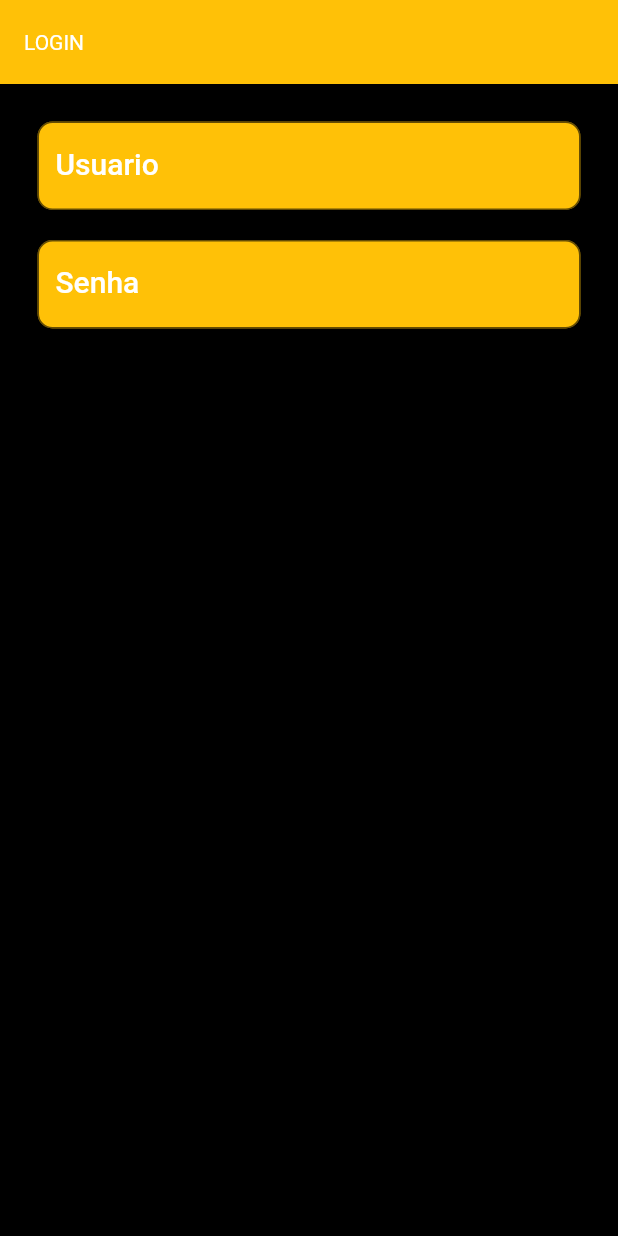
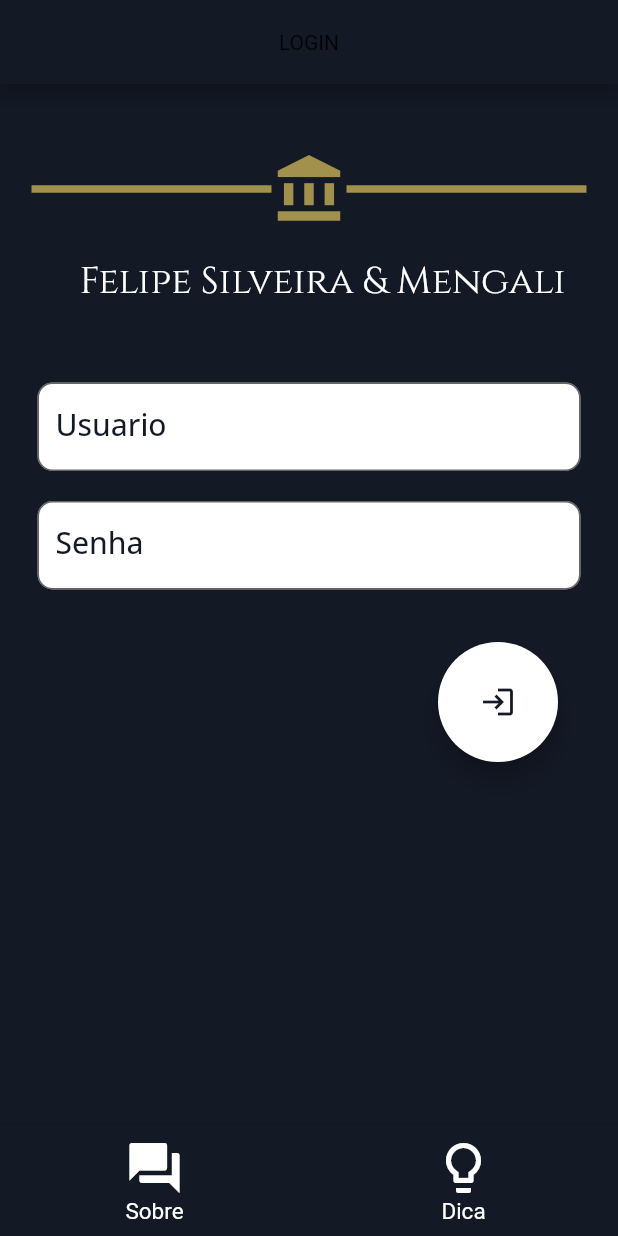
Before and after one commit to MuriloViera/app_adv, a Flutter app: the screen it shows after launch, on a phone screen of 412 x 824 dp. Run offline on Flutter 3.47's test engine with Material 2 defaults, Android fonts, the phone set to English and light mode, and no system bars; statements that could not run were skipped.

Commit message:
Começo da tela Login

```diff
--- a/app_adv/lib/main.dart
+++ b/app_adv/lib/main.dart
@@ -1,4 +1,5 @@
 import 'package:flutter/material.dart';
+import 'package:flutter/rendering.dart';
 
 import 'widgets/login.dart';
 
@@ -10,18 +11,76 @@ class MyApp extends StatelessWidget {
     return MaterialApp(
       debugShowCheckedModeBanner: false,
       title: 'Fsm Adv',
+      //Definições de temas para o aplicativo
       theme: ThemeData(
-        primaryColor: Colors.amber,
-        scaffoldBackgroundColor: Colors.black,
-        textTheme: ThemeData.light().textTheme.copyWith(
+          //Definições globais
+          primaryColor: Colors.white,
+          accentColor: Colors.white,
+          scaffoldBackgroundColor: Color.fromRGBO(19, 25, 37, 1),
+          fontFamily: 'OpenSans',
+          //Definiçoes para se utilizar em textos. Text()
+          textTheme: ThemeData.light().textTheme.copyWith(
                 headline6: TextStyle(
+                  color: Color.fromRGBO(19, 25, 37, 1),
+                ),
+                headline1: TextStyle(
+                  fontFamily: 'Cinzel',
+                  fontSize: 25,
+                  color: Colors.white,
+                ),
+                headline2: TextStyle(
+                  color: Color.fromRGBO(176, 158, 80, 0.9),
+                  fontSize: 25,
+                  fontFamily: 'Cinzel',
+                ),
+                headline4: TextStyle(
+                  fontSize: 24,
+                  color: Colors.white,
+                ),
+                headline5: TextStyle(
+                  color: Color.fromRGBO(176, 158, 80, 0.9),
+                ),
+              ),
+          // Definições de utilização para AppBar()
+          appBarTheme: AppBarTheme(
+              centerTitle: true,
+              color: Color.fromRGBO(19, 25, 37, 1),
+              textTheme: ThemeData.light().textTheme.copyWith(
+                    headline1: TextStyle(
+                      color: Color.fromRGBO(176, 158, 80, 0.9),
+                      fontSize: 22,
+                    ),
+                  )),
+          //Definições de bottom navigation;
+          bottomNavigationBarTheme: BottomNavigationBarThemeData(
+            unselectedIconTheme: IconThemeData(
               color: Colors.white,
-            )),
-        appBarTheme: AppBarTheme(
-            textTheme: ThemeData.light().textTheme.copyWith(
-                  headline6: TextStyle(color: Colors.white),
-                )),
-      ),
+              size: 40,
+            ),
+            unselectedItemColor: Colors.white,
+            unselectedLabelStyle: TextStyle(
+              fontSize: 15,
+            ),
+            backgroundColor: Color.fromRGBO(19, 25, 37, 1),
+            selectedIconTheme: IconThemeData(color: Colors.white, size: 40),
+            selectedLabelStyle: TextStyle(
+              fontSize: 15,
+            ),
+            selectedItemColor: Colors.white,
+          ),
+          //Definições do Icon()
+          iconTheme: IconThemeData(size: 50, color: Colors.white),
+          //Definições para FloatActionButton()
+          floatingActionButtonTheme: FloatingActionButtonThemeData(
+              foregroundColor: Color.fromRGBO(19, 25, 37, 1)),
+          //Definições Para card
+          cardTheme: CardTheme(
+            color: Color.fromRGBO(19, 25, 37, 1),
+          ),
+          //Definições para textButton.
+          textButtonTheme: TextButtonThemeData(
+              style: TextButton.styleFrom(
+                  primary: Colors.amber, padding: EdgeInsets.all(30)))),
       home: TelaPrincipal(),
     );
   }
--- a/app_adv/lib/widgets/caixaInput.dart
+++ b/app_adv/lib/widgets/caixaInput.dart
@@ -11,10 +11,10 @@ class CaixaInput extends StatelessWidget {
     return Container(
       padding: EdgeInsets.all(10),
       child: TextFormField(
-        keyboardType: TextInputType.emailAddress,
         obscureText: this.senha,
         style: TextStyle(
           color: Theme.of(context).textTheme.headline6.color,
+          decoration: TextDecoration.none,
         ),
         controller: this.controlador,
         decoration: InputDecoration(
--- a/app_adv/lib/widgets/login.dart
+++ b/app_adv/lib/widgets/login.dart
@@ -1,5 +1,8 @@
+import './dica.dart';
+import './falha.dart';
 import './caixaInput.dart';
 import 'package:flutter/material.dart';
+//Imports necessários
 
 class Login extends StatefulWidget {
   @override
@@ -7,14 +10,54 @@ class Login extends StatefulWidget {
 }
 
 class _LoginState extends State<Login> {
+  //Variaveis Utilizadas
   var _usuarioController = TextEditingController();
   var _senhaController = TextEditingController();
   var _fromId = GlobalKey<FormState>();
+  int _indexSelecionado = 0;
+
+  //Função Para Validar Login
+  void _validarLogin(BuildContext ctx) {
+    if (this._usuarioController.text == 'marciogabriel1998@gmail.com' &&
+        this._senhaController.text == 'gabriel') {
+      print('Logado');
+    } else {
+      //Mostrar a tela de Erro ao logor, como esqueceu sua seha.
+      showModalBottomSheet(
+          context: ctx,
+          builder: (_) {
+            return GestureDetector(
+              child: Falha('ERRO AO LOGAR', 'Usario ou Senha Errados !'),
+              onTap: () {},
+              behavior: HitTestBehavior.opaque,
+            );
+          });
+    }
+  }
+
+  //Função para utilizar bottomNavigati0on
+  void _itemPressionado(int index) {
+    setState(() {
+      _indexSelecionado = index;
+      if (index == 1) {
+        showDialog(
+            context: context,
+            builder: (BuildContext context) {
+              return Dica(
+                  "Dica de Login: ", 'Utilizar o Usuario e senha de cadastro');
+            });
+      }
+    });
+  }
+
   @override
   Widget build(BuildContext context) {
     return Scaffold(
         appBar: AppBar(
-        title: Text('LOGIN'),
+          title: Text(
+            'LOGIN',
+            style: Theme.of(context).appBarTheme.textTheme.headline1,
+          ),
         ),
         body: SingleChildScrollView(
           child: Form(
@@ -22,14 +65,67 @@ class _LoginState extends State<Login> {
             child: Container(
               margin: EdgeInsets.all(15),
               child: Column(
+                crossAxisAlignment: CrossAxisAlignment.end,
                 children: [
+                  Row(
+                    mainAxisAlignment: MainAxisAlignment.center,
+                    children: [
+                      Container(
+                        margin: EdgeInsets.only(top: 30),
+                        height: 5,
+                        width: 160,
+                        color: Color.fromRGBO(176, 158, 80, 0.9),
+                      ),
+                      Container(
+                        margin: EdgeInsets.only(top: 30),
+                        child: Icon(
+                          Icons.account_balance,
+                          color: Color.fromRGBO(176, 158, 80, 0.9),
+                        ),
+                      ),
+                      Container(
+                        margin: EdgeInsets.only(top: 30),
+                        height: 5,
+                        width: 160,
+                        color: Color.fromRGBO(176, 158, 80, 0.9),
+                      ),
+                    ],
+                  ),
+                  Container(
+                    margin: EdgeInsets.all(20),
+                    child: Text(
+                      'Felipe Silveira & Mengali',
+                      style: Theme.of(context).textTheme.headline1,
+                    ),
+                  ),
+                  SizedBox(
+                    height: 20,
+                  ),
                   CaixaInput('Usuario', this._usuarioController, false),
                   CaixaInput('Senha', this._senhaController, true),
+                  Container(
+                    margin: EdgeInsets.all(25),
+                    height: 80,
+                    width: 80,
+                    child: FloatingActionButton(
+                      child: Icon(Icons.login),
+                      onPressed: () => this._validarLogin(context),
+                    ),
+                  )
                 ],
               ),
             ),
           ),
         ),
-    );
+        bottomNavigationBar: BottomNavigationBar(
+          items: [
+            BottomNavigationBarItem(
+                icon: Icon(Icons.question_answer), label: 'Sobre'),
+            BottomNavigationBarItem(
+                icon: Icon(Icons.lightbulb_outline_rounded), label: 'Dica'),
+          ],
+          currentIndex: this._indexSelecionado,
+          onTap: this._itemPressionado,
+        ));
   }
 }
```
Also changed, not shown: app_adv/lib/widgets/dica.dart (added, +18 -0 lines), app_adv/lib/widgets/falha.dart (added, +43 -0 lines), app_adv/pubspec.yaml (+8 -6 lines), app_adv/assets/fonts/Cinzel-Bold.ttf (added), app_adv/assets/fonts/Cinzel-Regular.ttf (added), app_adv/pubspec.lock. Lines whose indentation alone changed are shown as unchanged.
